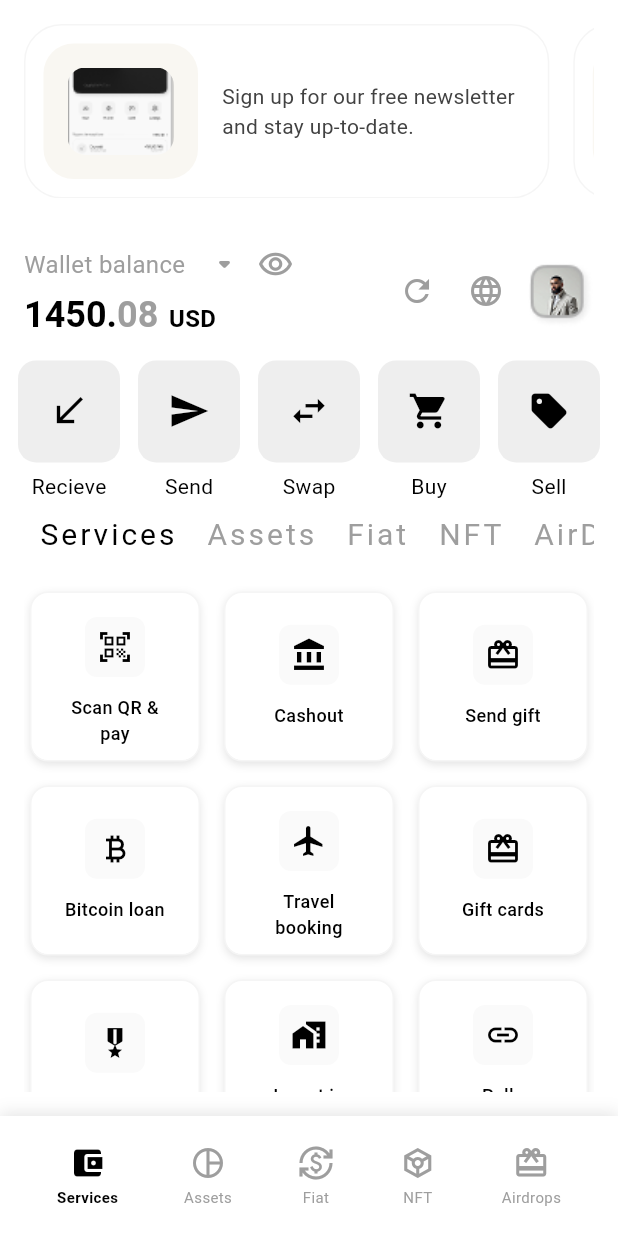
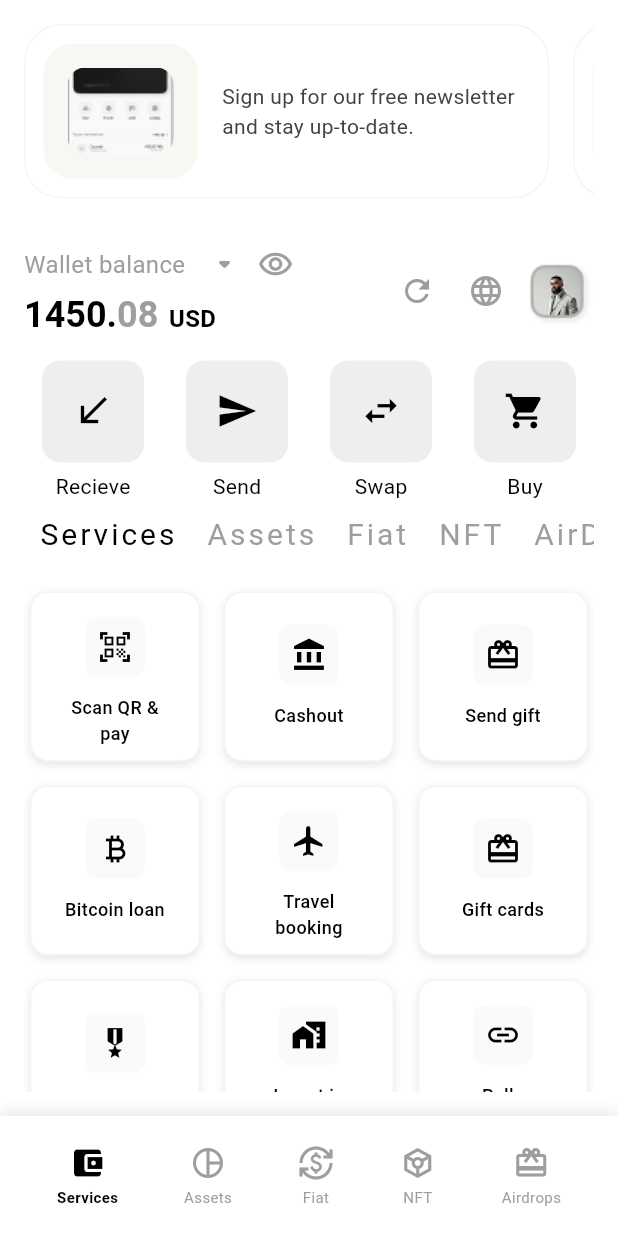
Before and after one commit to Ap00rvx/bepay_test-, a Flutter app: the screen it shows after launch, on a phone screen of 412 x 824 dp. Run offline on Flutter 3.47's test engine with Material 3 defaults, Android fonts, the light colour scheme and no system bars.

Commit message:
updated ui

```diff
--- a/lib/features/home/presentation/widgets/action_row.dart
+++ b/lib/features/home/presentation/widgets/action_row.dart
@@ -9,7 +9,7 @@ class ActionRow extends StatefulWidget {
 
 class _ActionRowState extends State<ActionRow> {
   final actions = ["Services", "Assets", "Fiat", "NFT", "AirDrop"];
-  final actionbt = ["Recieve", "Send", "Swap", "Buy", "Sell"];
+  final actionbt = ["Recieve", "Send", "Swap", "Buy"];
   @override
   Widget build(BuildContext context) {
     final size = MediaQuery.of(context).size;
@@ -22,7 +22,7 @@ class _ActionRowState extends State<ActionRow> {
             _buildActionButton(Icons.send, actionbt[1]), // Send
             _buildActionButton(Icons.swap_horiz, actionbt[2]), // Swap
             _buildActionButton(Icons.shopping_cart, actionbt[3]), // Buy
-            _buildActionButton(Icons.sell, actionbt[4]), // Sell
+            // Sell
           ],
         ),
         Container(
--- a/lib/main.dart
+++ b/lib/main.dart
@@ -12,6 +12,7 @@ class MyApp extends StatelessWidget {
   @override
   Widget build(BuildContext context) {
     return MaterialApp(
+      debugShowCheckedModeBanner: false,
       title: 'BP UI',
       theme: AppTheme.lightTheme,
 
```
